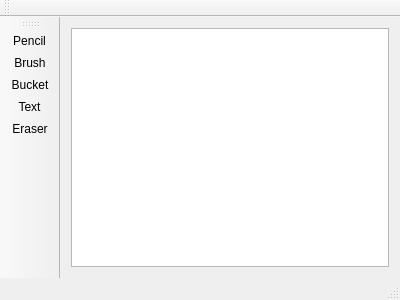
This is mainwindow.ui in whiteAlchimik/paint_qt as Qt 5 draws it before an edit. The edited form follows.
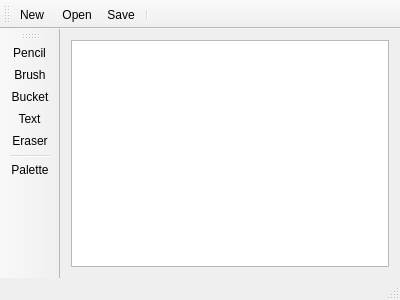
This is the edited form. Icons and pictures are not drawn.

Commit message: feat (mainwindow.ui): add file operations

The edit to the form file:
```diff
--- a/mainwindow.ui
+++ b/mainwindow.ui
@@ -27,6 +27,10 @@
    <attribute name="toolBarBreak">
     <bool>false</bool>
    </attribute>
+   <addaction name="actionNew"/>
+   <addaction name="actionOpen"/>
+   <addaction name="actionSave"/>
+   <addaction name="separator"/>
   </widget>
   <widget class="QStatusBar" name="statusBar"/>
   <widget class="QToolBar" name="toolBar">
@@ -37,13 +41,15 @@
     <enum>LeftToolBarArea</enum>
    </attribute>
    <attribute name="toolBarBreak">
-    <bool>true</bool>
+    <bool>false</bool>
    </attribute>
    <addaction name="actionPencil"/>
    <addaction name="actionBrush"/>
    <addaction name="actionBucket"/>
    <addaction name="actionText"/>
    <addaction name="actionEraser"/>
+   <addaction name="separator"/>
+   <addaction name="actionPalette"/>
   </widget>
   <widget class="QMenuBar" name="menuBar">
    <property name="geometry">
@@ -104,6 +110,54 @@
     <string>Eraser</string>
    </property>
   </action>
+  <action name="actionNew">
+   <property name="icon">
+    <iconset resource="resources.qrc">
+     <normaloff>:/image/tools/image/file_tools/new-file.png</normaloff>:/image/tools/image/file_tools/new-file.png</iconset>
+   </property>
+   <property name="text">
+    <string>New</string>
+   </property>
+  </action>
+  <action name="actionOpen">
+   <property name="checkable">
+    <bool>false</bool>
+   </property>
+   <property name="icon">
+    <iconset resource="resources.qrc">
+     <normaloff>:/image/tools/image/file_tools/open-archive.png</normaloff>:/image/tools/image/file_tools/open-archive.png</iconset>
+   </property>
+   <property name="text">
+    <string>Open</string>
+   </property>
+   <property name="iconText">
+    <string> Open</string>
+   </property>
+   <property name="statusTip">
+    <string/>
+   </property>
+   <property name="whatsThis">
+    <string/>
+   </property>
+  </action>
+  <action name="actionSave">
+   <property name="icon">
+    <iconset resource="resources.qrc">
+     <normaloff>:/image/tools/image/file_tools/save-file-button.png</normaloff>:/image/tools/image/file_tools/save-file-button.png</iconset>
+   </property>
+   <property name="text">
+    <string>Save</string>
+   </property>
+  </action>
+  <action name="actionPalette">
+   <property name="icon">
+    <iconset resource="resources.qrc">
+     <normaloff>:/image/tools/image/tools/paint-palette.png</normaloff>:/image/tools/image/tools/paint-palette.png</iconset>
+   </property>
+   <property name="text">
+    <string>Palette</string>
+   </property>
+  </action>
  </widget>
  <layoutdefault spacing="6" margin="11"/>
  <resources>
```
The commit also changes 7 other files.
